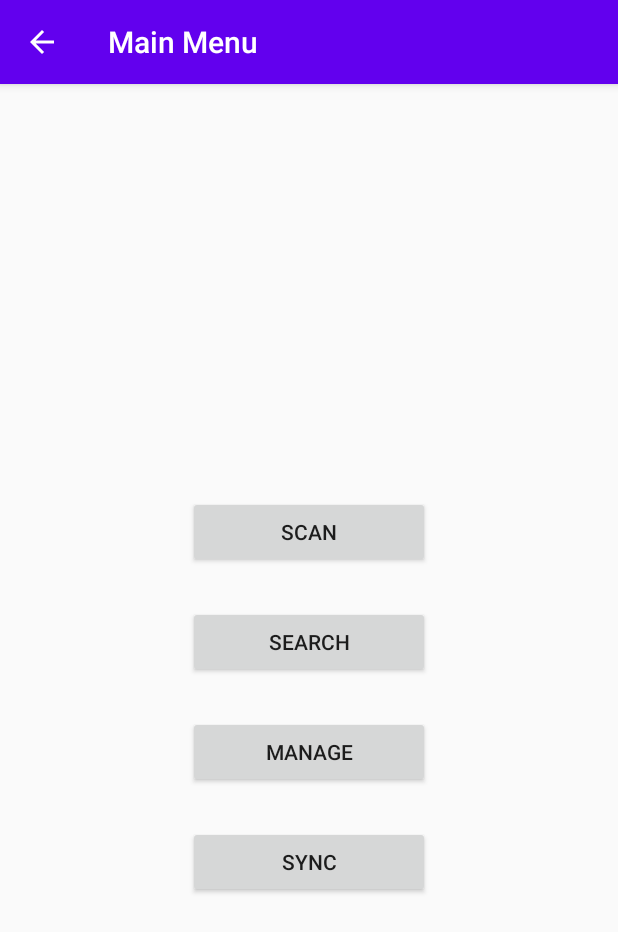
After one commit to RenCS99/MorningStar7, an Android app: the SelectionActivity screen opened directly, with no data from a screen before it, on a phone screen of 412 x 824 dp. The commit adds this screen. Shown: the top 932 px of the screen. Run offline under Robolectric (Android 15) with nearby library versions, the phone set to English and light mode, and no system bars.

Commit message:
Created SelectionActivity.java and selection_interface.xml. And I added the new java file to the AndroidManifest.xml.

```diff
--- a/app/src/main/AndroidManifest.xml
+++ b/app/src/main/AndroidManifest.xml
@@ -8,6 +8,7 @@
         android:label="@string/app_name"
         android:roundIcon="@mipmap/ic_launcher_round"
         android:supportsRtl="true"
+        android:fullBackupContent="true"
         android:theme="@style/AppTheme">
         <activity android:name=".MainActivity">
             <intent-filter>
@@ -16,6 +17,26 @@
                 <category android:name="android.intent.category.LAUNCHER" />
             </intent-filter>
         </activity>
+        <activity android:name=".SelectionActivity"
+            android:parentActivityName=".MainActivity">
+
+        </activity>
+        <activity android:name=".ScanningActivity"
+            android:parentActivityName=".SelectionActivity">
+
+        </activity>
+        <activity android:name=".SearchActivity"
+            android:parentActivityName=".SelectionActivity">
+
+        </activity>
+        <activity android:name=".ManageActivity"
+            android:parentActivityName=".SelectionActivity">
+
+        </activity>
+        <activity android:name=".SyncActivity"
+            android:parentActivityName=".SelectionActivity">
+
+        </activity>
     </application>
 
 </manifest>
--- /dev/null
+++ b/app/src/main/java/com/example/morningstar7/SelectionActivity.java
@@ -0,0 +1,62 @@
+package com.example.morningstar7;
+
+import androidx.appcompat.app.AppCompatActivity;
+
+import android.content.Intent;
+import android.os.Bundle;
+import android.view.View;
+import android.widget.Button;
+
+public class SelectionActivity extends AppCompatActivity{
+
+    // Buttons declaration
+    Button btn_scan, btn_search, btn_manage, btn_sync;
+    Object object;
+    @Override
+    protected void onCreate(Bundle savedInstanceState) {
+        super.onCreate(savedInstanceState);
+        setContentView(R.layout.selection_interface);
+        getSupportActionBar().setTitle("Main Menu");
+        getSupportActionBar().setDisplayHomeAsUpEnabled(true);
+
+
+        // Assigning buttons
+        btn_scan = findViewById(R.id.btn_scan);
+        btn_search = findViewById(R.id.btn_search);
+        btn_manage = findViewById(R.id.btn_manage);
+        btn_sync = findViewById(R.id.btn_sync);
+
+
+        // Move to the ScanningActivity Interface
+        btn_scan.setOnClickListener(new View.OnClickListener() {
+            @Override
+            public void onClick(View v){
+                startActivity(new Intent(SelectionActivity.this, ScanningActivity.class));
+            }
+        });
+
+        // Move to the SearchActivity Interface
+        btn_search.setOnClickListener(new View.OnClickListener() {
+            @Override
+            public void onClick(View v){
+                startActivity(new Intent(SelectionActivity.this, SearchActivity.class));
+            }
+        });
+
+        // Move to the ManageActivity Interface
+        btn_manage.setOnClickListener(new View.OnClickListener() {
+            @Override
+            public void onClick(View v){
+                startActivity(new Intent(SelectionActivity.this, ManageActivity.class));
+            }
+        });
+
+        // Move to the SyncActivity Interface
+        btn_sync.setOnClickListener(new View.OnClickListener() {
+            @Override
+            public void onClick(View v){
+                startActivity(new Intent(SelectionActivity.this, SyncActivity.class));
+            }
+        });
+    }
+}
--- /dev/null
+++ b/app/src/main/res/layout/selection_interface.xml
@@ -0,0 +1,68 @@
+<?xml version="1.0" encoding="utf-8"?>
+<androidx.constraintlayout.widget.ConstraintLayout
+    xmlns:android="http://schemas.android.com/apk/res/android"
+    xmlns:app="http://schemas.android.com/apk/res-auto"
+    android:layout_width="match_parent"
+    android:layout_height="match_parent">
+
+    <Button
+        android:id="@+id/btn_scan"
+        android:layout_width="0dp"
+        android:layout_height="wrap_content"
+        android:layout_marginStart="125dp"
+        android:layout_marginLeft="125dp"
+        android:layout_marginEnd="125dp"
+        android:layout_marginRight="125dp"
+        android:layout_marginBottom="25dp"
+        android:text="@string/scan"
+        app:layout_constraintBottom_toTopOf="@+id/btn_search"
+        app:layout_constraintEnd_toEndOf="parent"
+        app:layout_constraintHorizontal_bias="0.498"
+        app:layout_constraintStart_toStartOf="parent"
+        app:layout_constraintTop_toTopOf="parent"
+        app:layout_constraintVertical_bias="1.0" />
+
+    <Button
+        android:id="@+id/btn_search"
+        android:layout_width="0dp"
+        android:layout_height="wrap_content"
+        android:layout_marginStart="125dp"
+        android:layout_marginLeft="125dp"
+        android:layout_marginEnd="125dp"
+        android:layout_marginRight="125dp"
+        android:layout_marginBottom="25dp"
+        android:text="@string/search"
+        app:layout_constraintBottom_toTopOf="@+id/btn_manage"
+        app:layout_constraintEnd_toEndOf="parent"
+        app:layout_constraintHorizontal_bias="0.498"
+        app:layout_constraintStart_toStartOf="parent" />
+
+    <Button
+        android:id="@+id/btn_manage"
+        android:layout_width="0dp"
+        android:layout_height="wrap_content"
+        android:layout_marginStart="125dp"
+        android:layout_marginLeft="125dp"
+        android:layout_marginEnd="125dp"
+        android:layout_marginRight="125dp"
+        android:layout_marginBottom="25dp"
+        android:text="@string/manage"
+        app:layout_constraintBottom_toTopOf="@+id/btn_sync"
+        app:layout_constraintEnd_toEndOf="parent"
+        app:layout_constraintHorizontal_bias="0.498"
+        app:layout_constraintStart_toStartOf="parent" />
+
+    <Button
+        android:id="@+id/btn_sync"
+        android:layout_width="0dp"
+        android:layout_height="wrap_content"
+        android:layout_marginStart="125dp"
+        android:layout_marginLeft="125dp"
+        android:layout_marginEnd="125dp"
+        android:layout_marginRight="125dp"
+        android:layout_marginBottom="225dp"
+        android:text="@string/sync"
+        app:layout_constraintBottom_toBottomOf="parent"
+        app:layout_constraintEnd_toEndOf="parent"
+        app:layout_constraintStart_toStartOf="parent" />
+</androidx.constraintlayout.widget.ConstraintLayout>
--- a/app/src/main/res/values/strings.xml
+++ b/app/src/main/res/values/strings.xml
@@ -7,4 +7,9 @@
     <string name="CustomerEmailAddress">Email Address</string>
     <string name="register">Register</string>
     <string name="view_all">View All</string>
+    <string name="reset">Reset</string>
+    <string name="scan">Scan</string>
+    <string name="search">Search</string>
+    <string name="manage">Manage</string>
+    <string name="sync">Sync</string>
 </resources>
```
